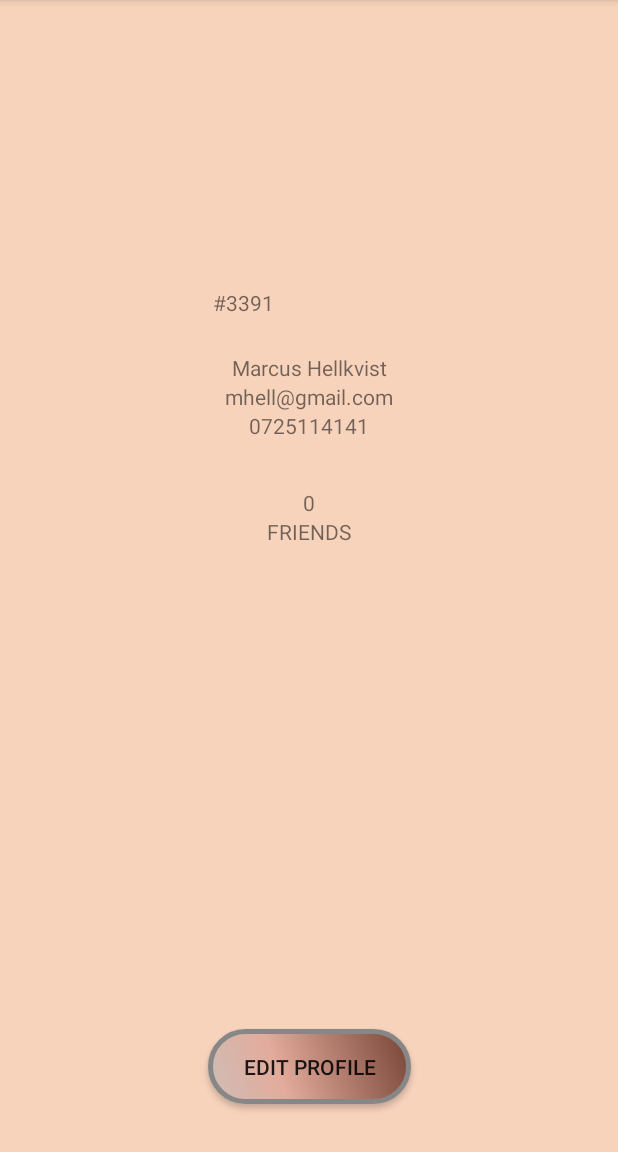
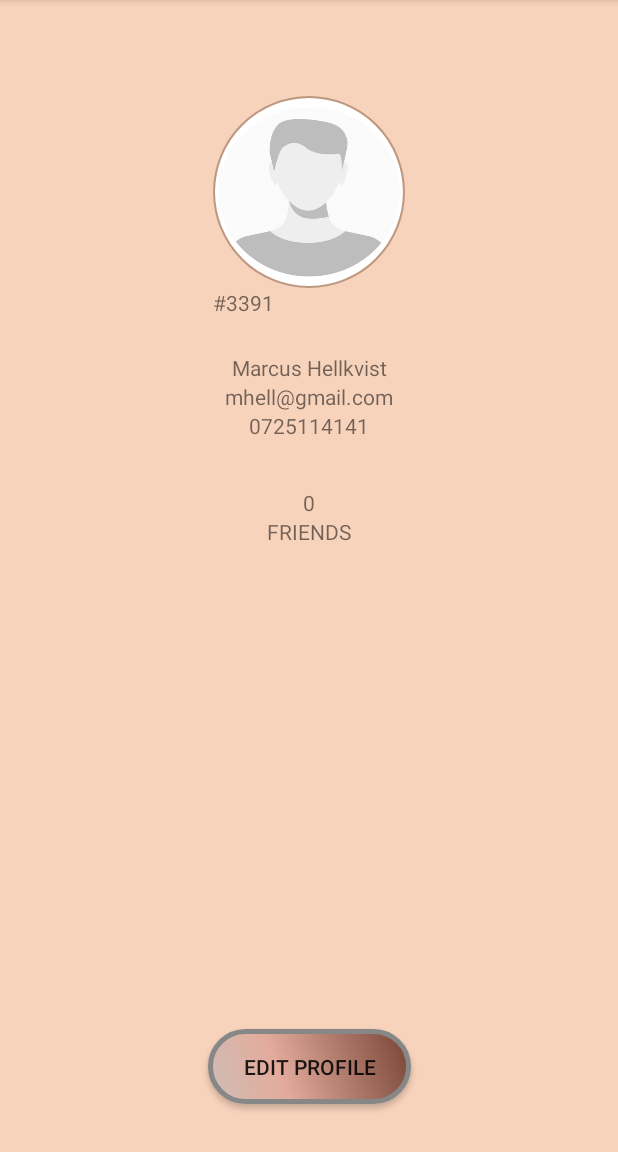
Before and after one commit to MarcusHellkvist/Chat-Application, an Android app: the ProfileActivity screen opened directly, with no data from a screen before it, on a phone screen of 412 x 824 dp, the part 84-1236 px from its top. Run offline under Robolectric (Android 15) with nearby library versions, the phone set to English and light mode, and no system bars; our stand-ins replace CircleImageView, Firebase (no records; nobody signed in at launch, a user with empty details on screens opened directly).

Commit message:
added defaultavatar.jpg to ProfileActivity.java

```diff
--- a/app/src/main/java/com/example/chatapplication/ProfileActivity.java
+++ b/app/src/main/java/com/example/chatapplication/ProfileActivity.java
@@ -153,8 +153,10 @@ public class ProfileActivity extends AppCompatActivity implements ProfileDialog.
     }
 
     private void getProfilePicture(){
+
         StorageReference imagesRef = storageReference.child("images/" + currentUserId);
         final long ONE_MEGABYTE = 1024 * 1024;
+
         imagesRef.getBytes(ONE_MEGABYTE)
                 .addOnSuccessListener(new OnSuccessListener<byte[]>() {
                     @Override
@@ -166,7 +168,7 @@ public class ProfileActivity extends AppCompatActivity implements ProfileDialog.
                 .addOnFailureListener(new OnFailureListener() {
                     @Override
                     public void onFailure(@NonNull Exception e) {
-                        Toast.makeText(ProfileActivity.this, e.getLocalizedMessage(), Toast.LENGTH_SHORT).show();
+                        ivProfilePicture.setImageResource(R.drawable.defaultavatar);
                     }
                 });
 
```
Also changed, not shown: app/src/main/res/drawable-mdpi/defaultavatar.jpg (added).
